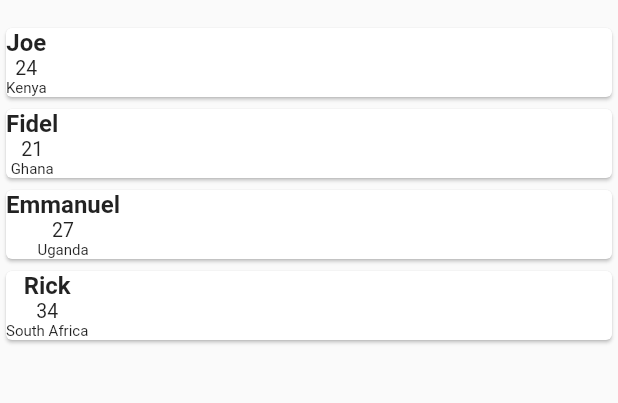
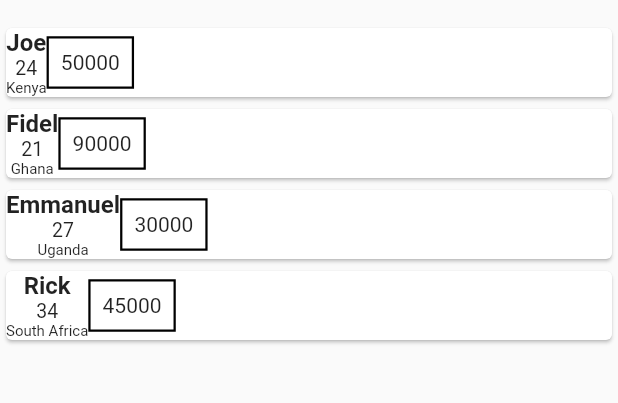
Before and after one commit to wandera7/flutter-players, a Flutter app: the screen it shows after launch, on a phone screen of 412 x 824 dp, the part 146-549 px from its top. Run offline on Flutter 3.47's test engine with Material 2 defaults, Android fonts, the light colour scheme and no system bars.

Commit message:
Container widget

```diff
--- a/lib/main.dart
+++ b/lib/main.dart
@@ -43,7 +43,13 @@ class MyHomePage extends StatelessWidget {
                       Text(player.name,style: TextStyle(fontSize: 16,fontWeight: FontWeight.bold),),
                       Text(player.age.toString(),style: TextStyle(fontSize: 13),),
                       Text(player.location,style: TextStyle(fontSize: 10),)
-                    ],)
+                    ],),
+                    Container(
+                      padding: EdgeInsets.all(8),
+                      decoration: BoxDecoration(border: Border.all(color: Colors.black,width: 1.5)),
+                      child: Text(player.price.toString()),
+                    )
+
                   ],
                 ),
               );
```
